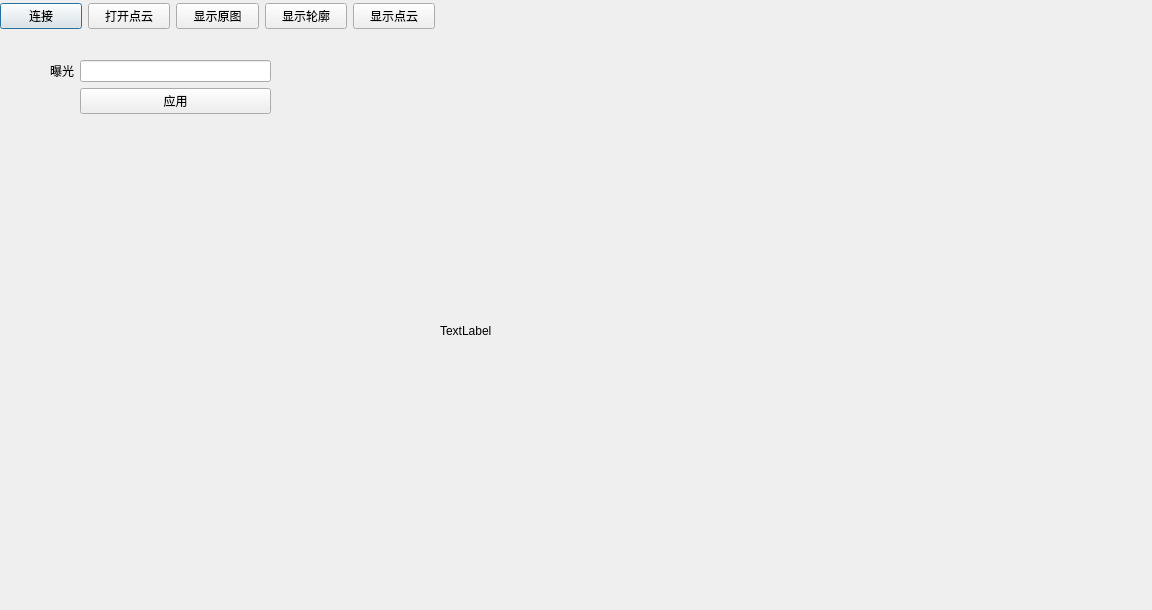
First picture: the form in leaser_measurementdlg.ui, repository qubo188612/leaser_measurement, before the edit.
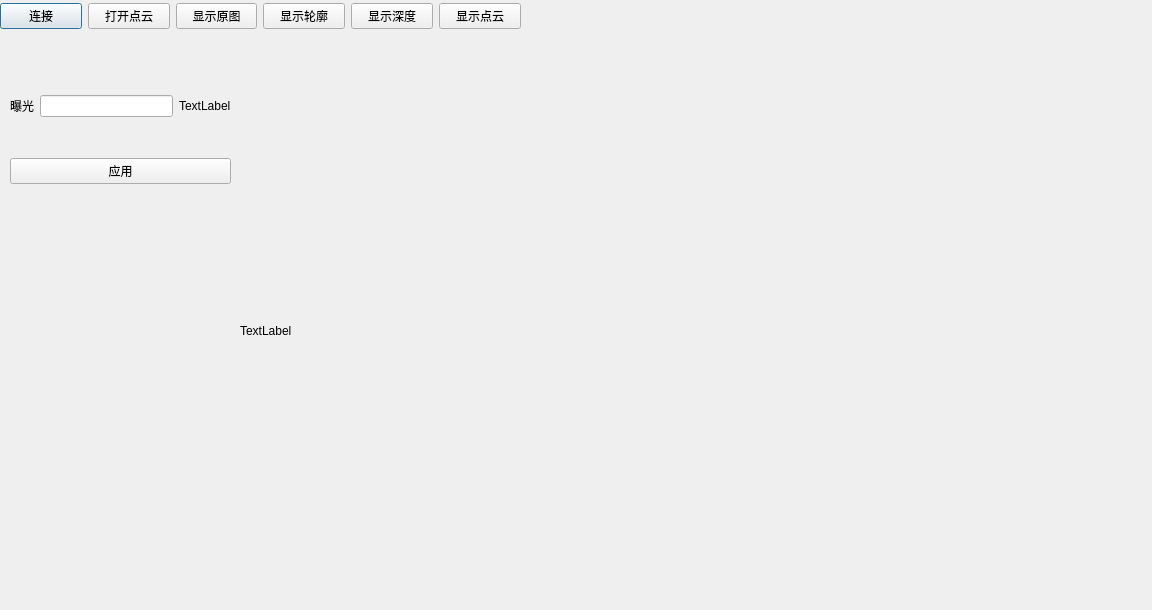
Second picture: the form after the edit.

```diff
--- a/leaser_measurementdlg.ui
+++ b/leaser_measurementdlg.ui
@@ -18,7 +18,7 @@
     <rect>
      <x>0</x>
      <y>0</y>
-     <width>435</width>
+     <width>521</width>
      <height>32</height>
     </rect>
    </property>
@@ -52,7 +52,14 @@
      </widget>
     </item>
     <item>
-     <widget class="QPushButton" name="pushButton_4">
+     <widget class="QPushButton" name="showdeepimgBth">
+      <property name="text">
+       <string>显示深度</string>
+      </property>
+     </widget>
+    </item>
+    <item>
+     <widget class="QPushButton" name="showclouldpointBtn">
       <property name="text">
        <string>显示点云</string>
       </property>
@@ -63,9 +70,9 @@
   <widget class="QLabel" name="label">
    <property name="geometry">
     <rect>
-     <x>440</x>
+     <x>240</x>
      <y>60</y>
-     <width>711</width>
+     <width>911</width>
      <height>541</height>
     </rect>
    </property>
@@ -76,25 +83,32 @@
   <widget class="QWidget" name="formLayoutWidget">
    <property name="geometry">
     <rect>
-     <x>50</x>
+     <x>10</x>
      <y>60</y>
      <width>221</width>
-     <height>71</height>
+     <height>161</height>
     </rect>
    </property>
-   <layout class="QFormLayout" name="formLayout">
+   <layout class="QGridLayout" name="gridLayout_4">
+    <item row="0" column="1">
+     <widget class="QLineEdit" name="exposureEdit"/>
+    </item>
     <item row="0" column="0">
-     <widget class="QLabel" name="label_2">
+     <widget class="QLabel" name="label_1">
       <property name="text">
        <string>曝光</string>
       </property>
      </widget>
     </item>
-    <item row="0" column="1">
-     <widget class="QLineEdit" name="lineEdit"/>
+    <item row="0" column="2">
+     <widget class="QLabel" name="label_2">
+      <property name="text">
+       <string>TextLabel</string>
+      </property>
+     </widget>
     </item>
-    <item row="1" column="1">
-     <widget class="QPushButton" name="pushButton_3">
+    <item row="1" column="0" colspan="3">
+     <widget class="QPushButton" name="write_cam_editBtn">
       <property name="text">
        <string>应用</string>
       </property>
```
Left out of the diff: 8 changed lines with no effect on the pictures.
